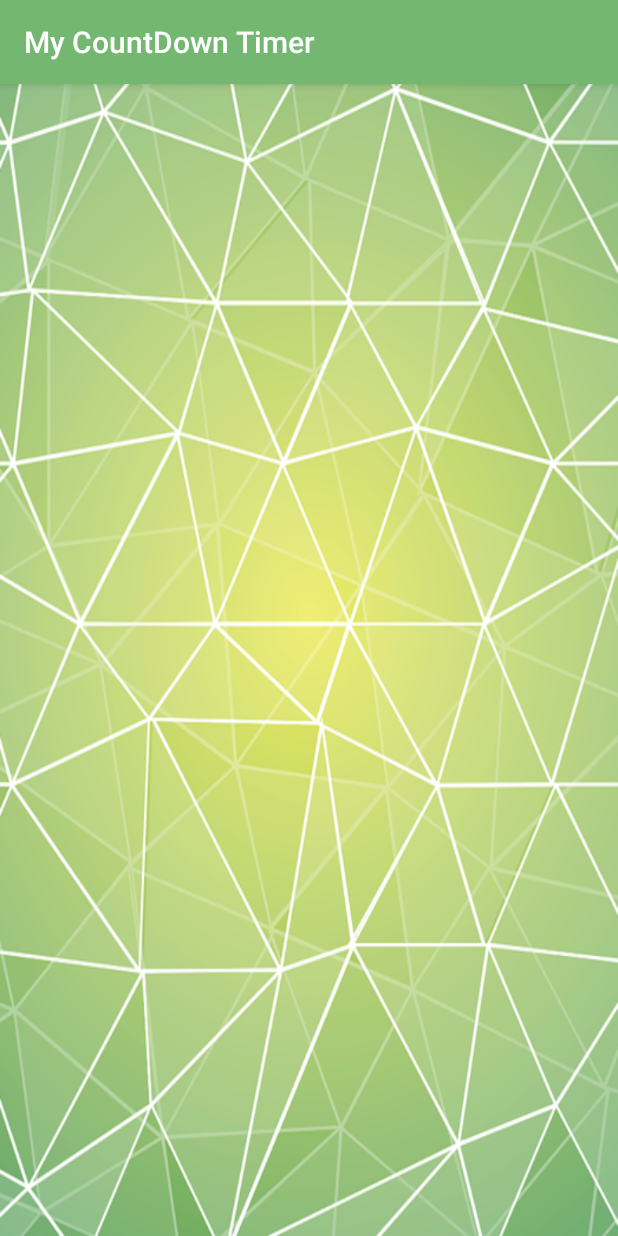
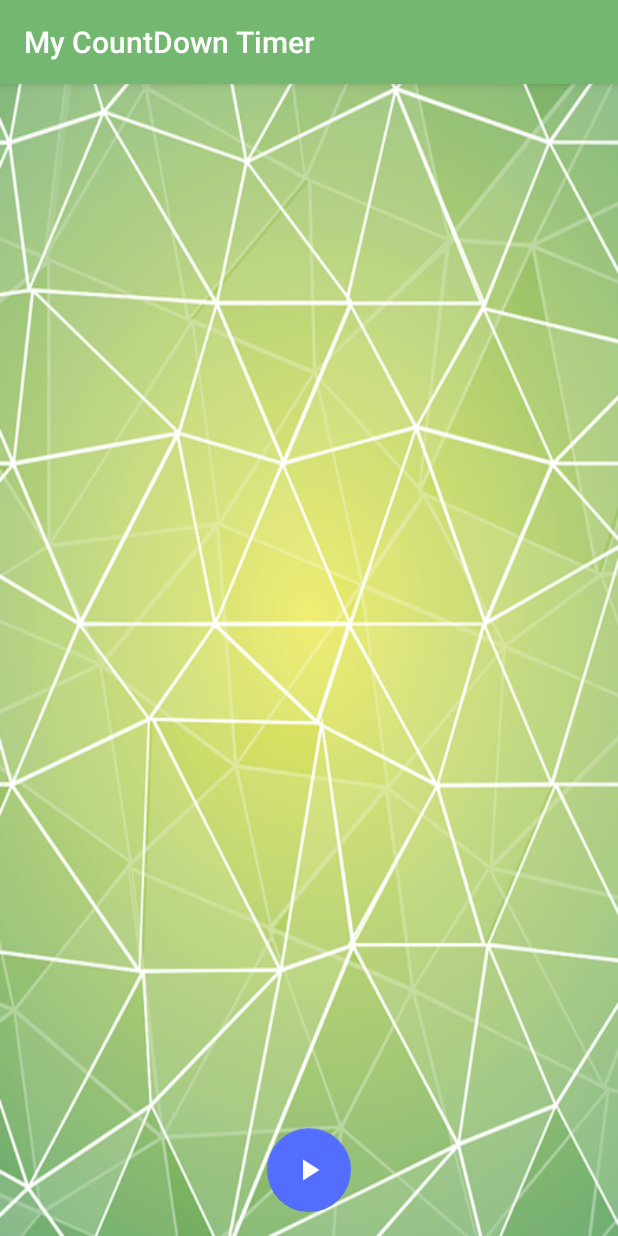
Before and after one commit to nargok/countdown_time_android, an Android app: the screen it shows after launch (MainActivity), on a phone screen of 412 x 824 dp. Run offline under Robolectric (Android 15) with nearby library versions, the phone set to English and light mode, and no system bars.

Commit message:
リソース設定

```diff
--- a/app/build.gradle
+++ b/app/build.gradle
@@ -32,4 +32,5 @@ dependencies {
     testImplementation 'junit:junit:4.12'
     androidTestImplementation 'androidx.test:runner:1.1.1'
     androidTestImplementation 'androidx.test.espresso:espresso-core:3.1.1'
+    implementation 'com.google.android.material:material:1.0.0'
 }
--- /dev/null
+++ b/app/src/main/res/drawable/ic_play_arrow_black_24dp.xml
@@ -0,0 +1,9 @@
+<vector xmlns:android="http://schemas.android.com/apk/res/android"
+        android:width="24dp"
+        android:height="24dp"
+        android:viewportWidth="24.0"
+        android:viewportHeight="24.0">
+    <path
+        android:fillColor="#FF000000"
+        android:pathData="M8,5v14l11,-7z"/>
+</vector>
--- /dev/null
+++ b/app/src/main/res/drawable/ic_stop_black_24dp.xml
@@ -0,0 +1,9 @@
+<vector xmlns:android="http://schemas.android.com/apk/res/android"
+        android:width="24dp"
+        android:height="24dp"
+        android:viewportWidth="24.0"
+        android:viewportHeight="24.0">
+    <path
+        android:fillColor="#FF000000"
+        android:pathData="M6,6h12v12H6z"/>
+</vector>
--- a/app/src/main/res/layout/activity_main.xml
+++ b/app/src/main/res/layout/activity_main.xml
@@ -5,4 +5,19 @@
         xmlns:app="http://schemas.android.com/apk/res-auto"
         android:layout_width="match_parent"
         android:layout_height="match_parent"
-        tools:context=".MainActivity"/>
+        tools:context=".MainActivity" tools:layout_editor_absoluteY="81dp">
+    <com.google.android.material.floatingactionbutton.FloatingActionButton
+            android:layout_width="wrap_content"
+            android:layout_height="wrap_content"
+            android:clickable="true" app:srcCompat="@drawable/ic_play_arrow_black_24dp"
+            android:id="@+id/playStop" app:layout_constraintStart_toStartOf="parent"
+            app:layout_constraintEnd_toEndOf="parent" android:layout_marginBottom="16dp"
+            app:layout_constraintBottom_toBottomOf="parent" android:tint="@android:color/white" app:elevation="0dp"/>
+    <TextView
+            android:layout_width="wrap_content"
+            android:layout_height="wrap_content"
+            android:id="@+id/timerText" app:layout_constraintStart_toStartOf="parent"
+            app:layout_constraintTop_toTopOf="parent" app:layout_constraintEnd_toEndOf="parent"
+            tools:text="3:00" android:textSize="150sp"
+            app:layout_constraintBottom_toTopOf="@+id/playStop"/>
+</androidx.constraintlayout.widget.ConstraintLayout>
```
Also changed, not shown: 1 other file.
